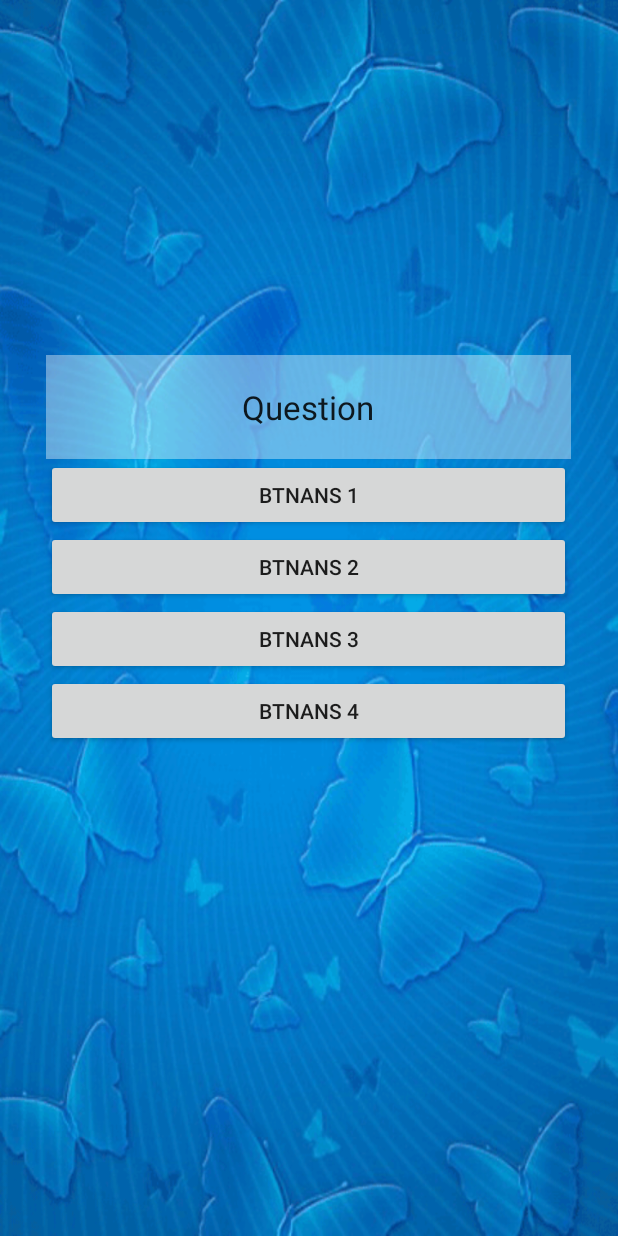
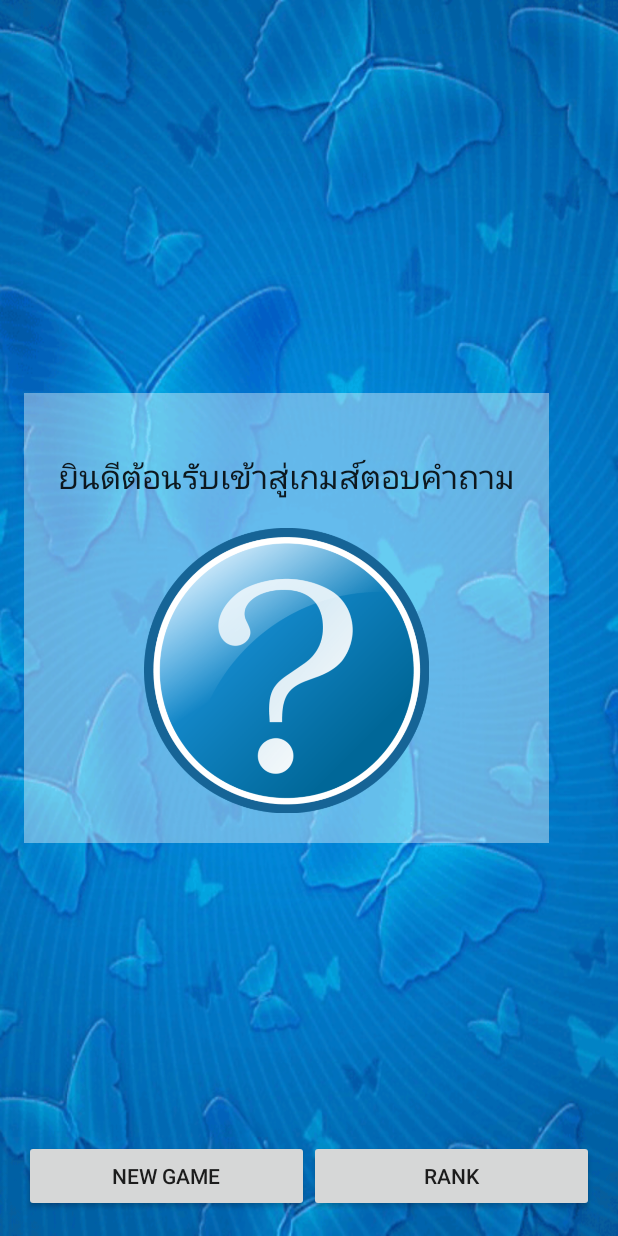
Before and after one commit to monosolo159/Quiz-Games, an Android app: the screen it shows after launch (MainActivity), on a phone screen of 412 x 824 dp. Run offline under Robolectric (Android 15) with nearby library versions, the phone set to English and light mode, and no system bars.

Commit message:
end design

```diff
--- a/app/src/main/AndroidManifest.xml
+++ b/app/src/main/AndroidManifest.xml
@@ -15,6 +15,9 @@
                 <category android:name="android.intent.category.LAUNCHER" />
             </intent-filter>
         </activity>
+        <activity android:name=".Register" />
+        <activity android:name=".Rank" />
+        <activity android:name=".Question"></activity>
     </application>
 
 </manifest>
--- a/app/src/main/java/com/nmk/snru/nui/quizgames/MainActivity.java
+++ b/app/src/main/java/com/nmk/snru/nui/quizgames/MainActivity.java
@@ -1,13 +1,28 @@
 package com.nmk.snru.nui.quizgames;
 
+import android.content.Intent;
 import android.support.v7.app.AppCompatActivity;
 import android.os.Bundle;
+import android.view.View;
 
 public class MainActivity extends AppCompatActivity {
+
+    private MySQLite mySQLite;
 
     @Override
     protected void onCreate(Bundle savedInstanceState) {
         super.onCreate(savedInstanceState);
         setContentView(R.layout.activity_main);
+
+        mySQLite = new MySQLite(this);
+    }
+
+    public void cilckRegisterMain(View view){
+        startActivity(new Intent(MainActivity.this,Register.class));
+
+    }
+
+    public void  clickRankMain(View view){
+        startActivity(new Intent(MainActivity.this,Rank.class));
     }
 }
--- a/app/src/main/java/com/nmk/snru/nui/quizgames/MyOpenHelper.java
+++ b/app/src/main/java/com/nmk/snru/nui/quizgames/MyOpenHelper.java
@@ -1,7 +1,43 @@
 package com.nmk.snru.nui.quizgames;
+
+import android.content.Context;
+import android.database.sqlite.SQLiteDatabase;
+import android.database.sqlite.SQLiteOpenHelper;
 
 /**
  * Created by NUI on 29/5/2559.
  */
-public class MyOpenHelper {
+public class MyOpenHelper extends SQLiteOpenHelper{
+
+    public static final String database_name = "MyQuizGames.db";
+    private static final int database_version = 1;
+
+    private static final String create_quiz_table = "create table quizTable("+
+            "_id integer primary key, "+
+            "question text, "+
+            "answer1 text, "+
+            "answer2 text, "+
+            "answer3 text, "+
+            "answer4 text, "+
+            "answerTrue int);";
+
+    private static final String create_rank_table = "create table rankTable("+
+            "_id integer primary key, "+
+            "name text, "+
+            "score int);";
+
+    public MyOpenHelper(Context context) {
+        super(context, database_name, null, database_version);
+    }
+
+    @Override
+    public void onCreate(SQLiteDatabase sqLiteDatabase) {
+        sqLiteDatabase.execSQL(create_quiz_table);
+        sqLiteDatabase.execSQL(create_rank_table);
+    }
+
+    @Override
+    public void onUpgrade(SQLiteDatabase db, int oldVersion, int newVersion) {
+
+    }
 }
--- /dev/null
+++ b/app/src/main/java/com/nmk/snru/nui/quizgames/MySQLite.java
@@ -0,0 +1,50 @@
+package com.nmk.snru.nui.quizgames;
+
+import android.content.ContentValues;
+import android.content.Context;
+import android.database.sqlite.SQLiteDatabase;
+
+/**
+ * Created by NUI on 29/5/2559.
+ */
+public class MySQLite {
+    private MyOpenHelper myOpenHelper;
+    private SQLiteDatabase sqLiteDatabase;
+
+    public static final String quiz_table = "quizTable";
+    public static final String column_id = "_id";
+    public static final String column_question = "question";
+    public static final String column_answer1 = "answer1";
+    public static final String column_answer2 = "answer2";
+    public static final String column_answer3 = "answer3";
+    public static final String column_answer4 = "answer4";
+    public static final String column_answer_true = "answerTrue";
+
+    public static final String rank_table = "rankTable";
+    public static final String columnR_id = "_id";
+    public static final String columnR_name = "name";
+    public static final String columnR_score = "score";
+
+    public MySQLite(Context context){
+        myOpenHelper = new MyOpenHelper(context);
+        sqLiteDatabase = myOpenHelper.getWritableDatabase();
+    }
+
+    public long addNewQuestion(String strQuiz, String strA1, String strA2, String strA3, String strA4, String strATrue){
+        ContentValues contentValues = new ContentValues();
+        contentValues.put(column_question,strQuiz);
+        contentValues.put(column_answer1,strA1);
+        contentValues.put(column_answer2,strA2);
+        contentValues.put(column_answer3,strA3);
+        contentValues.put(column_answer4,strA4);
+        contentValues.put(column_answer_true,strATrue);
+        return sqLiteDatabase.insert(quiz_table,null,contentValues);
+    }
+
+    public long addNewRank(String strName, int intScore){
+        ContentValues contentValues = new ContentValues();
+        contentValues.put(columnR_name,strName);
+        contentValues.put(columnR_score,intScore);
+        return sqLiteDatabase.insert(rank_table,null,contentValues);
+    }
+}
--- a/app/src/main/res/layout/activity_main.xml
+++ b/app/src/main/res/layout/activity_main.xml
@@ -13,51 +13,68 @@
 
     <LinearLayout
         android:orientation="vertical"
-        android:layout_width="350dp"
-        android:layout_height="350dp"
-        android:gravity="center_horizontal">
+        android:layout_width="match_parent"
+        android:layout_height="match_parent"
+        android:gravity="fill_horizontal|center_vertical">
 
         <LinearLayout
-            android:orientation="horizontal"
-            android:layout_width="match_parent"
-            android:layout_height="wrap_content"
-            android:background="#64ffffff"
-            android:gravity="center_vertical|center_horizontal">
+            android:orientation="vertical"
+            android:layout_width="350dp"
+            android:layout_height="300dp"
+            android:gravity="center_vertical|center_horizontal"
+            android:background="#64ffffff">
 
             <TextView
                 android:layout_width="wrap_content"
                 android:layout_height="wrap_content"
                 android:textAppearance="?android:attr/textAppearanceLarge"
-                android:text="Question"
+                android:text="ยินดีต้อนรับเข้าสู่เกมส์ตอบคำถาม"
                 android:id="@+id/txtMainQuestion"
                 android:paddingBottom="20dp"
                 android:paddingTop="20dp"
                 android:singleLine="false" />
+
+            <ImageView
+                android:layout_width="wrap_content"
+                android:layout_height="190dp"
+                android:id="@+id/imageView"
+                android:src="@drawable/question" />
+
         </LinearLayout>
+
+    </LinearLayout>
+
+    <LinearLayout
+        android:orientation="horizontal"
+        android:layout_width="match_parent"
+        android:layout_height="wrap_content"
+        android:layout_alignParentBottom="true">
 
         <Button
             android:layout_width="match_parent"
             android:layout_height="wrap_content"
-            android:text="btnAns 1"
-            android:id="@+id/btnAns1" />
+            android:text="New Game"
+            android:id="@+id/btnNewGame"
+            android:layout_alignParentBottom="false"
+            android:layout_alignParentLeft="false"
+            android:layout_alignParentTop="false"
+            android:layout_alignParentRight="false"
+            android:layout_alignWithParentIfMissing="false"
+            android:layout_weight="1"
+            android:onClick="cilckRegisterMain" />
 
         <Button
             android:layout_width="match_parent"
             android:layout_height="wrap_content"
-            android:text="btnAns 2"
-            android:id="@+id/btnAns2" />
+            android:text="Rank"
+            android:id="@+id/btnRank"
+            android:layout_alignParentBottom="false"
+            android:layout_alignParentLeft="false"
+            android:layout_alignParentTop="false"
+            android:layout_alignParentRight="false"
+            android:layout_alignWithParentIfMissing="false"
+            android:layout_weight="1"
+            android:onClick="clickRankMain" />
+    </LinearLayout>
 
-        <Button
-            android:layout_width="match_parent"
-            android:layout_height="wrap_content"
-            android:text="btnAns 3"
-            android:id="@+id/btnAns3" />
-
-        <Button
-            android:layout_width="match_parent"
-            android:layout_height="wrap_content"
-            android:text="btnAns 4"
-            android:id="@+id/btnAns4" />
-
-    </LinearLayout>
 </RelativeLayout>
```
Also changed, not shown: app/src/main/java/com/nmk/snru/nui/quizgames/MyAlert.java (added, +25 -0 lines), app/src/main/java/com/nmk/snru/nui/quizgames/Question.java (added, +13 -0 lines), app/src/main/java/com/nmk/snru/nui/quizgames/Rank.java (added, +18 -0 lines), app/src/main/java/com/nmk/snru/nui/quizgames/Register.java (added, +49 -0 lines), app/src/main/res/layout/activity_question.xml (added, +124 -0 lines), app/src/main/res/layout/activity_rank.xml (added, +32 -0 lines), app/src/main/res/layout/activity_register.xml (added, +34 -0 lines), app/src/main/res/layout/register.xml (deleted, +0 -27 lines), app/src/main/res/layout/score.xml (deleted, +0 -31 lines), app/src/main/res/layout/top_score.xml (deleted, +0 -7 lines), app/src/main/res/drawable/alert.png (added), app/src/main/res/drawable/question.png (added).
